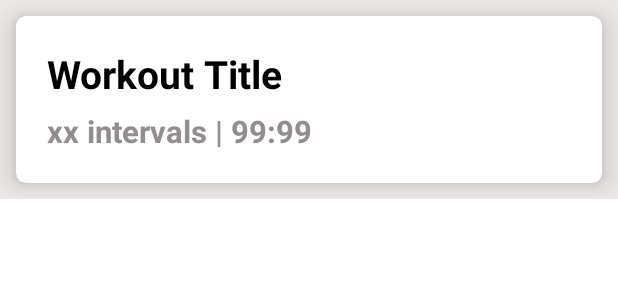
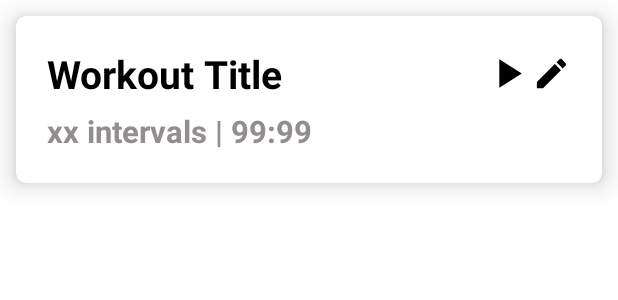
Before and after one commit to onyx-flame/kotlin-tabata-timer, an Android app: the layout workout_layout_adapter.xml on its own in the app's theme, with its tools: preview values and no code run, on a phone screen of 412 x 824 dp. Shown: the top 300 px of the screen. Run offline under Robolectric (Android 15) with nearby library versions, the phone set to English and light mode, and no system bars.

Commit message:
Complete CRUD operations for workouts & Layout fix

```diff
--- /dev/null
+++ b/app/src/main/res/drawable/ic_edit.xml
@@ -0,0 +1,5 @@
+<vector android:height="24dp" android:tint="#FFFFFF"
+    android:viewportHeight="24" android:viewportWidth="24"
+    android:width="24dp" xmlns:android="http://schemas.android.com/apk/res/android">
+    <path android:fillColor="@android:color/white" android:pathData="M3,17.25V21h3.75L17.81,9.94l-3.75,-3.75L3,17.25zM20.71,7.04c0.39,-0.39 0.39,-1.02 0,-1.41l-2.34,-2.34c-0.39,-0.39 -1.02,-0.39 -1.41,0l-1.83,1.83 3.75,3.75 1.83,-1.83z"/>
+</vector>
--- /dev/null
+++ b/app/src/main/res/drawable/ic_play.xml
@@ -0,0 +1,5 @@
+<vector android:height="24dp" android:tint="#FFFFFF"
+    android:viewportHeight="24" android:viewportWidth="24"
+    android:width="24dp" xmlns:android="http://schemas.android.com/apk/res/android">
+    <path android:fillColor="@android:color/white" android:pathData="M8,5v14l11,-7z"/>
+</vector>
--- a/app/src/main/res/layout/workout_layout_adapter.xml
+++ b/app/src/main/res/layout/workout_layout_adapter.xml
@@ -1,14 +1,8 @@
 <?xml version="1.0" encoding="utf-8"?>
-<LinearLayout xmlns:android="http://schemas.android.com/apk/res/android"
+<androidx.cardview.widget.CardView xmlns:android="http://schemas.android.com/apk/res/android"
+    xmlns:app="http://schemas.android.com/apk/res-auto"
     android:layout_width="match_parent"
     android:layout_height="wrap_content"
-    xmlns:app="http://schemas.android.com/apk/res-auto"
-    android:background="@color/backgroundWhite"
-    android:orientation="vertical">
-
-    <androidx.cardview.widget.CardView
-        android:layout_width="match_parent"
-        android:layout_height="match_parent"
     android:layout_margin="@dimen/_8sdp"
     android:background="@color/white"
     app:cardCornerRadius="@dimen/_5sdp"
@@ -17,8 +11,8 @@
     <LinearLayout
         android:layout_width="match_parent"
         android:layout_height="match_parent"
-            android:padding="@dimen/_16sdp"
-            android:orientation="vertical">
+        android:orientation="vertical"
+        android:padding="@dimen/_16sdp">
 
         <LinearLayout
             android:layout_width="match_parent"
@@ -31,20 +25,28 @@
                 android:layout_width="match_parent"
                 android:layout_height="wrap_content"
                 android:layout_weight="200"
+                android:ellipsize="end"
+                android:maxLines="2"
                 android:text="Workout Title"
                 android:textColor="@color/black"
                 android:textSize="@dimen/_20ssp"
-                    android:textStyle="bold"
-                    android:ellipsize="end"
-                    android:maxLines="2"/>
+                android:textStyle="bold" />
 
-                <View
-                    android:id="@+id/viewColor"
-                    android:layout_width="@dimen/_10sdp"
-                    android:layout_height="@dimen/_10sdp"
-                    android:layout_marginEnd="@dimen/_8sdp"
-                    android:layout_gravity="center"
-                    android:layout_weight="1"/>
+            <ImageView
+                android:id="@+id/startWorkout"
+                android:layout_width="@dimen/_25sdp"
+                android:layout_height="@dimen/_25sdp"
+                android:src="@drawable/ic_play"
+                app:tint="@color/black" />
+
+            <ImageView
+                android:id="@+id/updateWorkout"
+                android:layout_width="@dimen/_20sdp"
+                android:layout_height="@dimen/_20sdp"
+                android:src="@drawable/ic_edit"
+                app:tint="@color/black" />
+
+
 
         </LinearLayout>
 
@@ -53,17 +55,27 @@
             android:layout_width="match_parent"
             android:layout_height="wrap_content"
             android:layout_marginTop="@dimen/_5sdp"
+            android:ellipsize="end"
             android:maxHeight="@dimen/_170sdp"
             android:text="xx intervals | 99:99"
             android:textColor="@color/hintColor"
             android:textSize="@dimen/_16ssp"
             android:textStyle="bold"
-                android:ellipsize="end"/>
+            android:visibility="gone"/>
+
+
+        <TextView
+            android:id="@+id/tvWorkoutInfo"
+            android:layout_width="match_parent"
+            android:layout_height="wrap_content"
+            android:layout_marginTop="@dimen/_5sdp"
+            android:ellipsize="end"
+            android:maxHeight="@dimen/_170sdp"
+            android:text="xx intervals | 99:99"
+            android:textColor="@color/hintColor"
+            android:textSize="@dimen/_16ssp"
+            android:textStyle="bold" />
 
     </LinearLayout>
 
-
-
 </androidx.cardview.widget.CardView>
-
-</LinearLayout>
--- a/app/src/main/res/navigation/nav_graph.xml
+++ b/app/src/main/res/navigation/nav_graph.xml
@@ -54,5 +54,9 @@
             app:popExitAnim="@anim/slide_out_left"
             app:popUpTo="@id/homeFragment"
             app:popUpToInclusive="true"/>
+        <argument
+            android:name="workout"
+            app:argType="com.onyx.tabatatimer.models.Workout"
+            app:nullable="true" />
     </fragment>
 </navigation>
```
Also changed, not shown: app/src/main/java/com/onyx/tabatatimer/adapter/WorkoutAdapter.kt (+25 -11 lines), app/src/main/java/com/onyx/tabatatimer/fragments/UpdateWorkoutFragment.kt (+80 -2 lines). Lines whose indentation alone changed are shown as unchanged.
